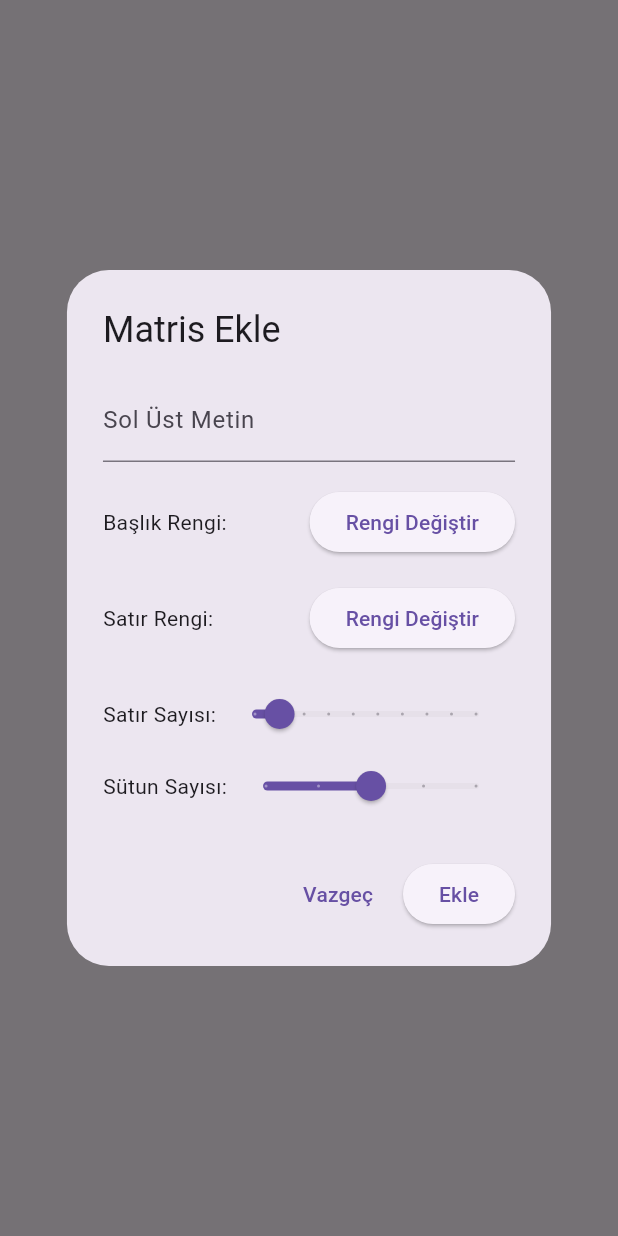
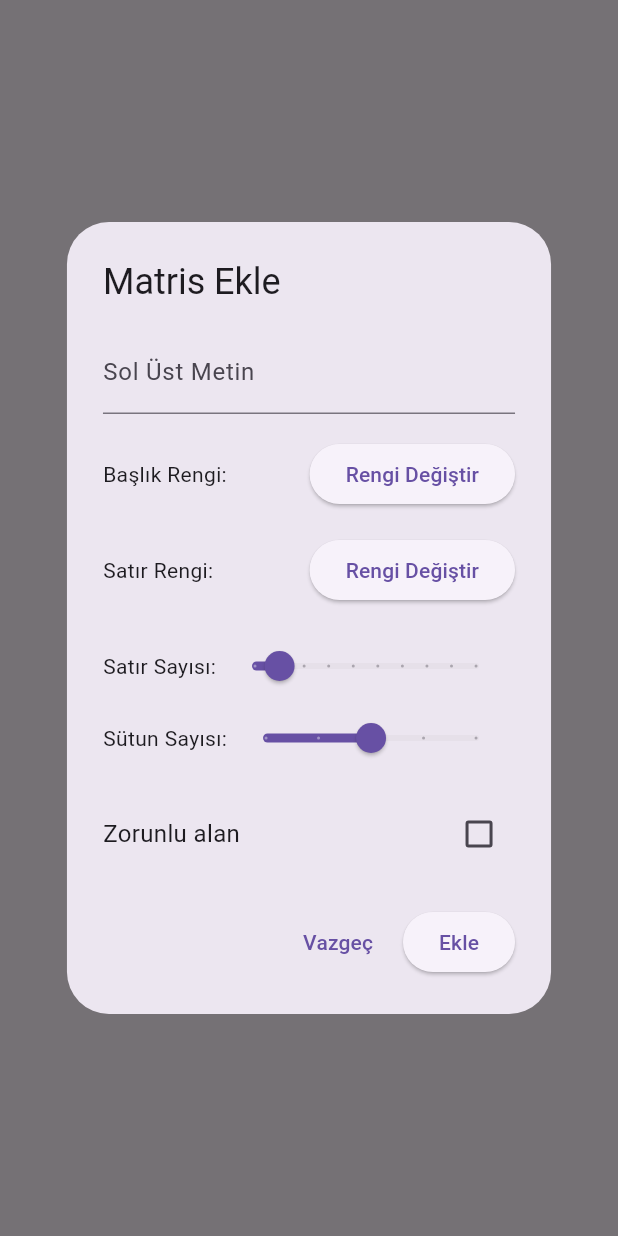
Before and after one commit to ulutekteknopark/UniFormsMobile, a Flutter app: what showAddMatrisDialog() shows on an empty page, opened directly with empty values, after a tap on "Ekle", on a phone screen of 412 x 824 dp. Run offline on Flutter 3.47's test engine with Material 3 defaults, Android fonts, the phone set to English and light mode, and no system bars; our stand-ins replace cloud_firestore, firebase_analytics, firebase_auth, firebase_core, firebase_dynamic_links, flutter_colorpicker and 3 more; accounts and stored records are empty.

Commit message:
Matris Componet Edit

```diff
--- a/lib/screens/create-form-dialogs/add_matris_dialog.dart
+++ b/lib/screens/create-form-dialogs/add_matris_dialog.dart
@@ -13,6 +13,16 @@ void showAddMatrisDialog(
   final _matrisColorController = ValueNotifier<Color>(Colors.white);
   final _rowNumController = ValueNotifier<int>(2);
   final _colNumController = ValueNotifier<int>(3);
+  bool isRequired = false;
+
+  if (component != null) {
+    _headlineController.text = component.headline;
+    _headlineColorController.value = component.headlineColor;
+    _matrisColorController.value = component.matrisColor;
+    _rowNumController.value = component.rowNum;
+    _colNumController.value = component.colNum;
+    isRequired = component.isRequired; // Initialize the boolean value
+  }
 
   showDialog(
     context: context,
@@ -97,6 +107,21 @@ void showAddMatrisDialog(
                       ),
                     ],
                   ),
+                  const SizedBox(height: 16),
+                  Row(
+                    mainAxisAlignment: MainAxisAlignment.spaceBetween,
+                    children: [
+                      const Text('Zorunlu alan', style: TextStyle(fontSize: 16)),
+                      Checkbox(
+                        value: isRequired,
+                        onChanged: (bool? newValue) {
+                          setState(() {
+                            isRequired = newValue ?? false;
+                          });
+                        },
+                      ),
+                    ],
+                  ),
                 ],
               ),
             ),
@@ -111,12 +136,13 @@ void showAddMatrisDialog(
                 onPressed: () {
                   if (_headlineController.text.isNotEmpty) {
                     final newComponent = MatrisComponent(
-                      id: Uuid().v4(),
+                      id: component?.id ?? Uuid().v4(),
                       headline: _headlineController.text,
                       rowNum: _rowNumController.value,
                       colNum: _colNumController.value,
                       headlineColor: _headlineColorController.value,
                       matrisColor: _matrisColorController.value,
+                      isRequired: isRequired,
                     );
                     onAddComponent(newComponent);
                     Navigator.pop(context);
```
Also changed, not shown: pubspec.lock.
